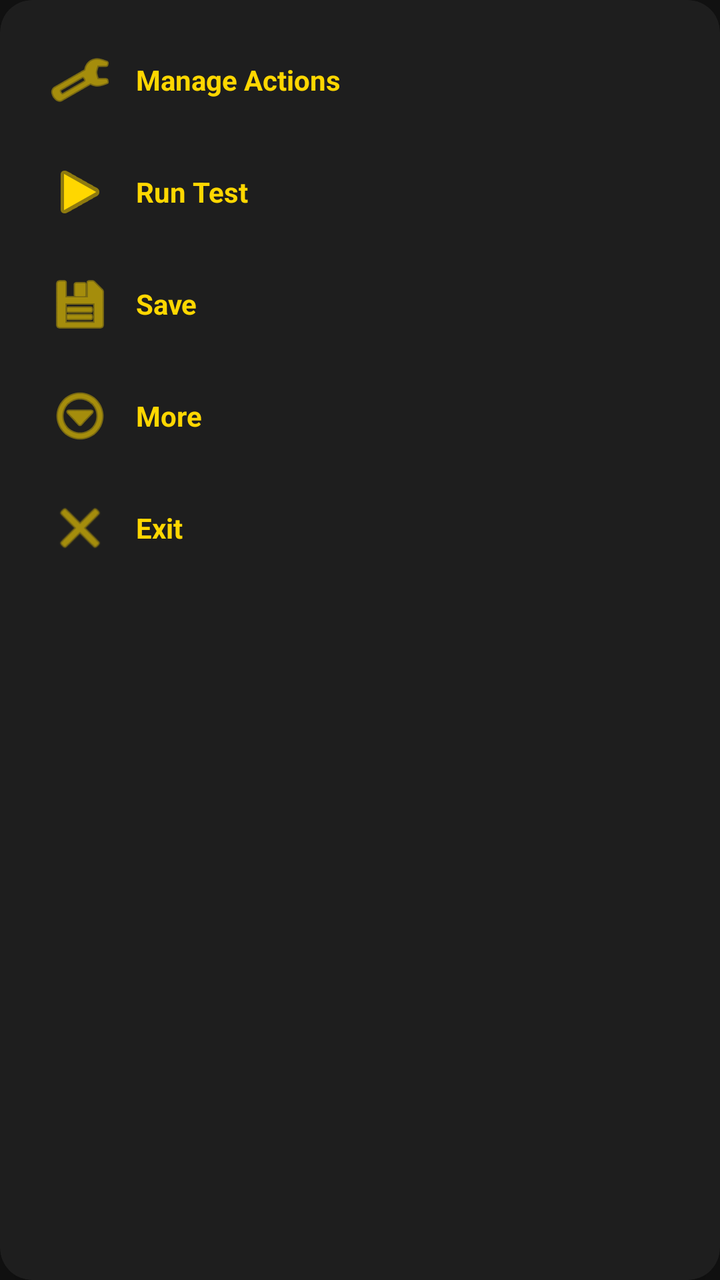
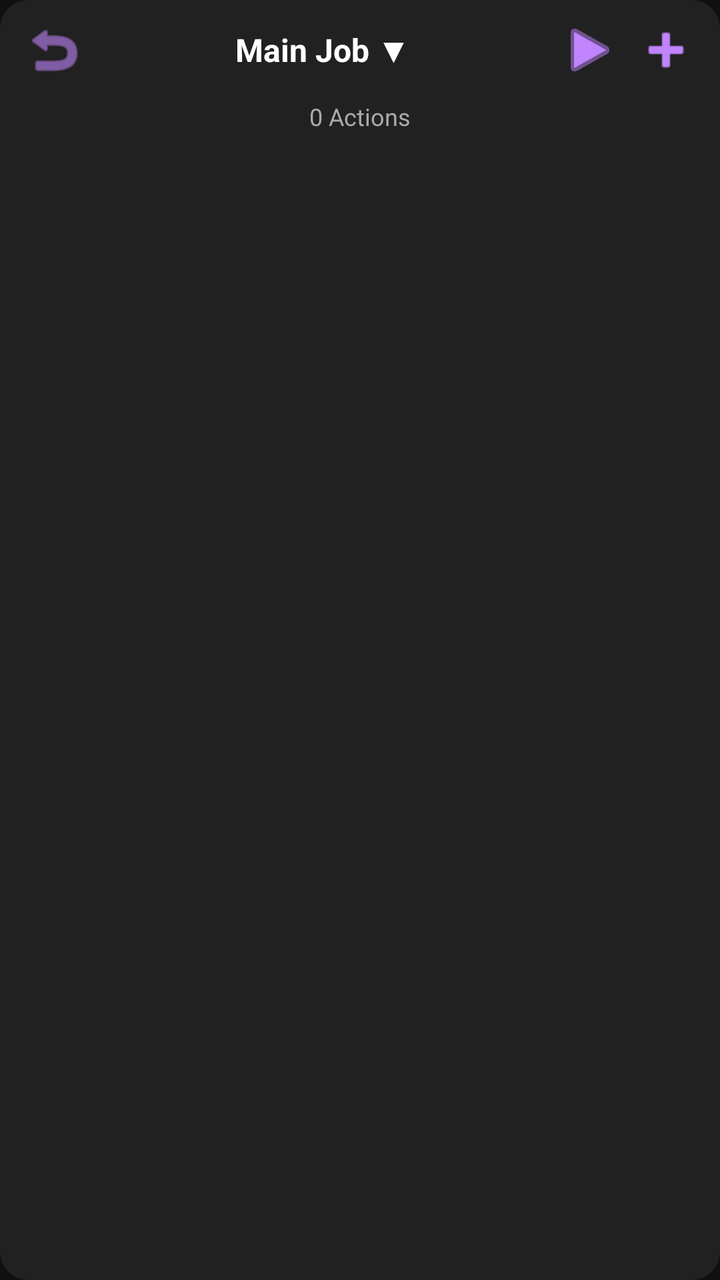

Screens rendered from an Android XML layout before and after an edit, with the pre-edit source and the edit as a unified diff.
<!-- AndroidManifest.xml: application theme Theme.MyAutomationApp -->
<!-- res/layout/menu_layout.xml -->
<?xml version="1.0" encoding="utf-8"?>
<androidx.cardview.widget.CardView xmlns:android="http://schemas.android.com/apk/res/android"
    xmlns:app="http://schemas.android.com/apk/res-auto"
    android:layout_width="200dp"
    android:layout_height="wrap_content"
    app:cardBackgroundColor="#1E1E1E"
    app:cardCornerRadius="16dp"
    app:cardElevation="15dp">

    <LinearLayout
        android:layout_width="match_parent"
        android:layout_height="wrap_content"
        android:orientation="vertical"
        android:padding="12dp">

        <TextView
            android:id="@+id/menuManage"
            android:layout_width="match_parent"
            android:layout_height="wrap_content"
            android:text="Manage Actions"
            android:textColor="#FFD700"
            android:padding="12dp"
            android:textStyle="bold"
            android:drawableStart="@android:drawable/ic_menu_manage"
            android:drawablePadding="12dp"
            android:drawableTint="#FFD700"
            android:gravity="center_vertical" />

        <TextView
            android:id="@+id/menuRunTest"
            android:layout_width="match_parent"
            android:layout_height="wrap_content"
            android:text="Run Test"
            android:textColor="#FFD700"
            android:padding="12dp"
            android:textStyle="bold"
            android:drawableStart="@android:drawable/ic_media_play"
            android:drawablePadding="12dp"
            android:drawableTint="#FFD700"
            android:gravity="center_vertical" />

        <TextView
            android:id="@+id/menuSave"
            android:layout_width="match_parent"
            android:layout_height="wrap_content"
            android:text="Save"
            android:textColor="#FFD700"
            android:padding="12dp"
            android:textStyle="bold"
            android:drawableStart="@android:drawable/ic_menu_save"
            android:drawablePadding="12dp"
            android:drawableTint="#FFD700"
            android:gravity="center_vertical" />

        <TextView
            android:id="@+id/menuMore"
            android:layout_width="match_parent"
            android:layout_height="wrap_content"
            android:text="More"
            android:textColor="#FFD700"
            android:padding="12dp"
            android:textStyle="bold"
            android:drawableStart="@android:drawable/ic_menu_more"
            android:drawablePadding="12dp"
            android:drawableTint="#FFD700"
            android:gravity="center_vertical" />

        <TextView
            android:id="@+id/menuExit"
            android:layout_width="match_parent"
            android:layout_height="wrap_content"
            android:text="Exit"
            android:textColor="#FFD700"
            android:padding="12dp"
            android:textStyle="bold"
            android:drawableStart="@android:drawable/ic_menu_close_clear_cancel"
            android:drawablePadding="12dp"
            android:drawableTint="#FFD700"
            android:gravity="center_vertical" />
    </LinearLayout>
</androidx.cardview.widget.CardView>
<!-- resources referenced by this layout -->
<resources>
  <style name="Theme.MyAutomationApp" parent="Theme.MaterialComponents.DayNight.NoActionBar">
          <item name="colorPrimary">@color/gold</item>
          <item name="colorPrimaryVariant">@color/gold_dark</item>
          <item name="colorOnPrimary">@color/black</item>
          <item name="android:windowBackground">@color/black</item>
          <item name="android:textColor">@color/gold</item>
      </style>
  <color name="gold">#FFD700</color>
  <color name="gold_dark">#B8860B</color>
  <color name="black">#121212</color>
</resources>

<!-- the commit's change to res/layout/menu_layout.xml (unified diff, before → after) -->
@@ -1,81 +1,76 @@
 <?xml version="1.0" encoding="utf-8"?>
 <androidx.cardview.widget.CardView xmlns:android="http://schemas.android.com/apk/res/android"
     xmlns:app="http://schemas.android.com/apk/res-auto"
-    android:layout_width="200dp"
+    android:layout_width="320dp"
     android:layout_height="wrap_content"
-    app:cardBackgroundColor="#1E1E1E"
-    app:cardCornerRadius="16dp"
+    app:cardBackgroundColor="#212121"
+    app:cardCornerRadius="14dp"
     app:cardElevation="15dp">
 
     <LinearLayout
         android:layout_width="match_parent"
         android:layout_height="wrap_content"
-        android:orientation="vertical"
-        android:padding="12dp">
+        android:orientation="vertical">
 
+        
+        <LinearLayout
+            android:layout_width="match_parent"
+            android:layout_height="50dp"
+            android:orientation="horizontal"
+            android:gravity="center_vertical"
+            android:paddingStart="8dp"
+            android:paddingEnd="8dp">
+
+            
+            <ImageButton
+                android:id="@+id/btnCollapse"
+                android:layout_width="38dp"
+                android:layout_height="38dp"
+                android:src="@android:drawable/ic_menu_revert"
+                android:background="@android:color/transparent"
+                android:tint="#C084FC" />
+
+            
+            <TextView
+                android:id="@+id/tvJobTitle"
+                android:layout_width="0dp"
+                android:layout_height="wrap_content"
+                android:layout_weight="1"
+                android:text="Main Job ▼"
+                android:textColor="#FFFFFF"
+                android:textSize="16sp"
+                android:textStyle="bold"
+                android:gravity="center" />
+
+            
+            <ImageButton
+                android:id="@+id/btnPlayHud"
+                android:layout_width="38dp"
+                android:layout_height="38dp"
+                android:src="@android:drawable/ic_media_play"
+                android:background="@android:color/transparent"
+                android:tint="#C084FC" />
+
+            
+            <ImageButton
+                android:id="@+id/btnAddActionHud"
+                android:layout_width="38dp"
+                android:layout_height="38dp"
+                android:src="@android:drawable/ic_input_add"
+                android:background="@android:color/transparent"
+                android:tint="#C084FC" />
+        </LinearLayout>
+
+        
         <TextView
-            android:id="@+id/menuManage"
+            android:id="@+id/tvHudStatus"
             android:layout_width="match_parent"
             android:layout_height="wrap_content"
-            android:text="Manage Actions"
-            android:textColor="#FFD700"
-            android:padding="12dp"
-            android:textStyle="bold"
-            android:drawableStart="@android:drawable/ic_menu_manage"
-            android:drawablePadding="12dp"
-            android:drawableTint="#FFD700"
-            android:gravity="center_vertical" />
+            android:text="0 Actions"
+            android:textColor="#AAAAAA"
+            android:textSize="12sp"
+            android:gravity="center"
+            android:paddingBottom="8dp" />
 
-        <TextView
-            android:id="@+id/menuRunTest"
-            android:layout_width="match_parent"
-            android:layout_height="wrap_content"
-            android:text="Run Test"
-            android:textColor="#FFD700"
-            android:padding="12dp"
-            android:textStyle="bold"
-            android:drawableStart="@android:drawable/ic_media_play"
-            android:drawablePadding="12dp"
-            android:drawableTint="#FFD700"
-            android:gravity="center_vertical" />
-
-        <TextView
-            android:id="@+id/menuSave"
-            android:layout_width="match_parent"
-            android:layout_height="wrap_content"
-            android:text="Save"
-            android:textColor="#FFD700"
-            android:padding="12dp"
-            android:textStyle="bold"
-            android:drawableStart="@android:drawable/ic_menu_save"
-            android:drawablePadding="12dp"
-            android:drawableTint="#FFD700"
-            android:gravity="center_vertical" />
-
-        <TextView
-            android:id="@+id/menuMore"
-            android:layout_width="match_parent"
-            android:layout_height="wrap_content"
-            android:text="More"
-            android:textColor="#FFD700"
-            android:padding="12dp"
-            android:textStyle="bold"
-            android:drawableStart="@android:drawable/ic_menu_more"
-            android:drawablePadding="12dp"
-            android:drawableTint="#FFD700"
-            android:gravity="center_vertical" />
-
-        <TextView
-            android:id="@+id/menuExit"
-            android:layout_width="match_parent"
-            android:layout_height="wrap_content"
-            android:text="Exit"
-            android:textColor="#FFD700"
-            android:padding="12dp"
-            android:textStyle="bold"
-            android:drawableStart="@android:drawable/ic_menu_close_clear_cancel"
-            android:drawablePadding="12dp"
-            android:drawableTint="#FFD700"
-            android:gravity="center_vertical" />
     </LinearLayout>
 </androidx.cardview.widget.CardView>
